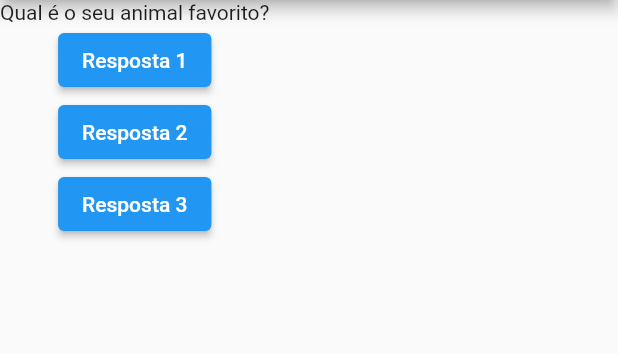
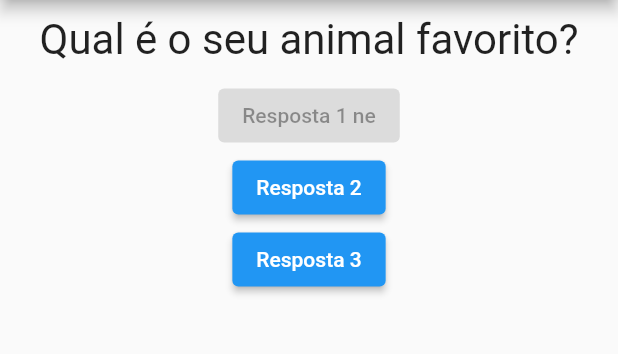
Before and after one commit to niltoneapontes/app-perguntas-flutter, a Flutter app: the screen it shows after launch, after a tap on "Resposta 2", on a phone screen of 412 x 824 dp, the part 84-438 px from its top. Run offline on Flutter 3.47's test engine with Material 2 defaults, Android fonts, the phone set to English and light mode, and no system bars.

Commit message:
separando componente de resposta e questao

```diff
--- a/lib/main.dart
+++ b/lib/main.dart
@@ -1,4 +1,6 @@
 import 'package:flutter/material.dart';
+import './questao.dart';
+import './resposta.dart';
 
 // main() {
 //   runApp(new PerguntaApp());
@@ -8,12 +10,12 @@ main() => runApp(
     new PerguntaApp()); //recomenda-se usar arrow function aqui (em flutter só pode ter uma linha na arrow)
 
 // classe que gerencia o estado
-class PerguntaAppState extends State<PerguntaApp> {
-  var perguntaSelecionada = 0;
+class _PerguntaAppState extends State<PerguntaApp> {
+  var _perguntaSelecionada = 0;
 
-  void responder() {
+  void _responder() {
     setState(() {
-      perguntaSelecionada++;
+      _perguntaSelecionada++;
     });
     print('Pergunta respondida!');
   }
@@ -33,15 +35,13 @@ class PerguntaAppState extends State<PerguntaApp> {
         ),
         body: Column(
           children: [
-            Text(perguntas.elementAt(perguntaSelecionada)),
-            ElevatedButton(
-                child: Text('Resposta 1'),
-                onPressed: responder), // não colocar () no nome da função
-            ElevatedButton(child: Text('Resposta 2'), onPressed: responder),
+            Questao(perguntas[_perguntaSelecionada]),
+            Resposta('Resposta 1 ne'),
+            ElevatedButton(child: Text('Resposta 2'), onPressed: _responder),
             ElevatedButton(
                 child: Text('Resposta 3'),
                 onPressed: () {
-                  responder();
+                  _responder();
                 }),
           ],
         ),
@@ -52,7 +52,7 @@ class PerguntaAppState extends State<PerguntaApp> {
 
 // classe do componente
 class PerguntaApp extends StatefulWidget {
-  PerguntaAppState createState() {
-    return PerguntaAppState();
+  _PerguntaAppState createState() {
+    return _PerguntaAppState();
   }
 }
--- /dev/null
+++ b/lib/questao.dart
@@ -0,0 +1,16 @@
+import 'package:flutter/material.dart';
+
+class Questao extends StatelessWidget {
+  final String texto;
+
+  Questao(this.texto);
+
+  @override
+  Widget build(BuildContext context) {
+    return Container(
+        width: double.infinity,
+        margin: EdgeInsets.all(10),
+        child: Text(texto,
+            style: TextStyle(fontSize: 28), textAlign: TextAlign.center));
+  }
+}
--- /dev/null
+++ b/lib/resposta.dart
@@ -0,0 +1,14 @@
+import 'package:flutter/material.dart';
+
+class Resposta extends StatelessWidget {
+  String texto;
+
+  Resposta(this.texto);
+
+  @override
+  Widget build(BuildContext context) {
+    return ElevatedButton(
+        child: Text(texto),
+        onPressed: null); // não colocar () no nome da função
+  }
+}
```
